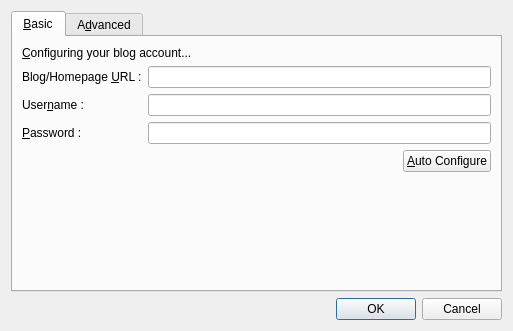
First picture: the form in src/addeditblog.ui, repository mtux/bilbo, before the edit.
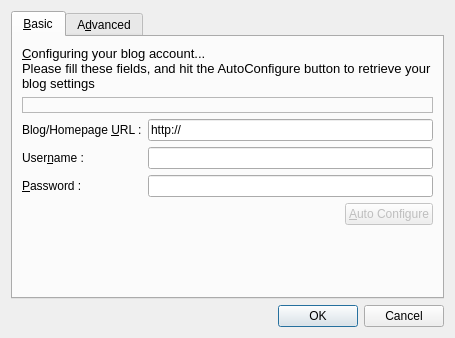
Second picture: the form after the edit. The open tabs and pages were chosen to show the change.

Commit message:
AddEditBlog Dialog implemented
 * version.h removed from project. (VERSION variable now included in constants.h)
 * AddEditBlog tested with Wordpress, worked correctly.

Patch:
```diff
--- a/src/addeditblog.ui
+++ b/src/addeditblog.ui
@@ -5,8 +5,8 @@
    <rect>
     <x>0</x>
     <y>0</y>
-    <width>513</width>
-    <height>331</height>
+    <width>455</width>
+    <height>338</height>
    </rect>
   </property>
   <property name="windowTitle" >
@@ -26,14 +26,28 @@
        <item row="0" column="0" colspan="3" >
         <widget class="QLabel" name="label_4" >
          <property name="text" >
-          <string>&amp;Configuring your blog account...</string>
+          <string>&lt;!DOCTYPE HTML PUBLIC "-//W3C//DTD HTML 4.0//EN" "http://www.w3.org/TR/REC-html40/strict.dtd">
+&lt;html>&lt;head>&lt;meta name="qrichtext" content="1" />&lt;style type="text/css">
+p, li { white-space: pre-wrap; }
+&lt;/style>&lt;/head>&lt;body style=" font-family:'DejaVu Sans'; font-size:10pt; font-weight:400; font-style:normal;">
+&lt;table style="-qt-table-type: root; margin-top:4px; margin-bottom:4px; margin-left:4px; margin-right:4px;">
+&lt;tr>
+&lt;td style="border: none;">
+&lt;p style=" margin-top:0px; margin-bottom:0px; margin-left:0px; margin-right:0px; -qt-block-indent:0; text-indent:0px;">&amp;amp;Configuring your blog account...&lt;/p>
+&lt;p style=" margin-top:0px; margin-bottom:0px; margin-left:0px; margin-right:0px; -qt-block-indent:0; text-indent:0px;">Please fill these fields, and hit the AutoConfigure button to retrieve your blog settings&lt;/p>&lt;/td>&lt;/tr>&lt;/table>&lt;/body>&lt;/html></string>
+         </property>
+         <property name="scaledContents" >
+          <bool>false</bool>
+         </property>
+         <property name="wordWrap" >
+          <bool>true</bool>
          </property>
          <property name="buddy" >
           <cstring>txtUrl</cstring>
          </property>
         </widget>
        </item>
-       <item row="1" column="0" >
+       <item row="2" column="0" >
         <widget class="QLabel" name="label" >
          <property name="text" >
           <string>Blog/Homepage &amp;URL :</string>
@@ -43,10 +57,14 @@
          </property>
         </widget>
        </item>
-       <item row="1" column="1" colspan="2" >
-        <widget class="QLineEdit" name="txtUrl" />
+       <item row="2" column="1" colspan="2" >
+        <widget class="QLineEdit" name="txtUrl" >
+         <property name="text" >
+          <string>http://</string>
+         </property>
+        </widget>
        </item>
-       <item row="2" column="0" >
+       <item row="3" column="0" >
         <widget class="QLabel" name="label_2" >
          <property name="text" >
           <string>User&amp;name :</string>
@@ -56,10 +74,10 @@
          </property>
         </widget>
        </item>
-       <item row="2" column="1" colspan="2" >
+       <item row="3" column="1" colspan="2" >
         <widget class="QLineEdit" name="txtUser" />
        </item>
-       <item row="3" column="0" >
+       <item row="4" column="0" >
         <widget class="QLabel" name="label_3" >
          <property name="text" >
           <string>&amp;Password :</string>
@@ -69,17 +87,24 @@
          </property>
         </widget>
        </item>
-       <item row="3" column="1" colspan="2" >
-        <widget class="QLineEdit" name="txtPass" />
+       <item row="4" column="1" colspan="2" >
+        <widget class="QLineEdit" name="txtPass" >
+         <property name="echoMode" >
+          <enum>QLineEdit::Password</enum>
+         </property>
+        </widget>
        </item>
-       <item row="4" column="2" >
+       <item row="5" column="2" >
         <widget class="QPushButton" name="btnAutoConf" >
+         <property name="enabled" >
+          <bool>false</bool>
+         </property>
          <property name="text" >
           <string>&amp;Auto Configure</string>
          </property>
         </widget>
        </item>
-       <item row="5" column="0" colspan="3" >
+       <item row="6" column="0" colspan="3" >
         <spacer name="verticalSpacer_2" >
          <property name="orientation" >
           <enum>Qt::Vertical</enum>
@@ -92,7 +117,7 @@
          </property>
         </spacer>
        </item>
-       <item row="4" column="1" >
+       <item row="5" column="1" >
         <spacer name="horizontalSpacer_2" >
          <property name="orientation" >
           <enum>Qt::Horizontal</enum>
@@ -105,6 +130,28 @@
          </property>
         </spacer>
        </item>
+       <item row="1" column="0" colspan="3" >
+        <widget class="QLabel" name="lblTitle" >
+         <property name="font" >
+          <font>
+           <weight>75</weight>
+           <bold>true</bold>
+          </font>
+         </property>
+         <property name="styleSheet" >
+          <string notr="true" >color: rgb(40, 21, 255);</string>
+         </property>
+         <property name="frameShape" >
+          <enum>QFrame::StyledPanel</enum>
+         </property>
+         <property name="text" >
+          <string/>
+         </property>
+         <property name="alignment" >
+          <set>Qt::AlignCenter</set>
+         </property>
+        </widget>
+       </item>
       </layout>
      </widget>
      <widget class="QWidget" name="tabAdvanced" >
```
Left out of the diff: 42 changed lines with no effect on the pictures. The commit also changes 6 other files.
